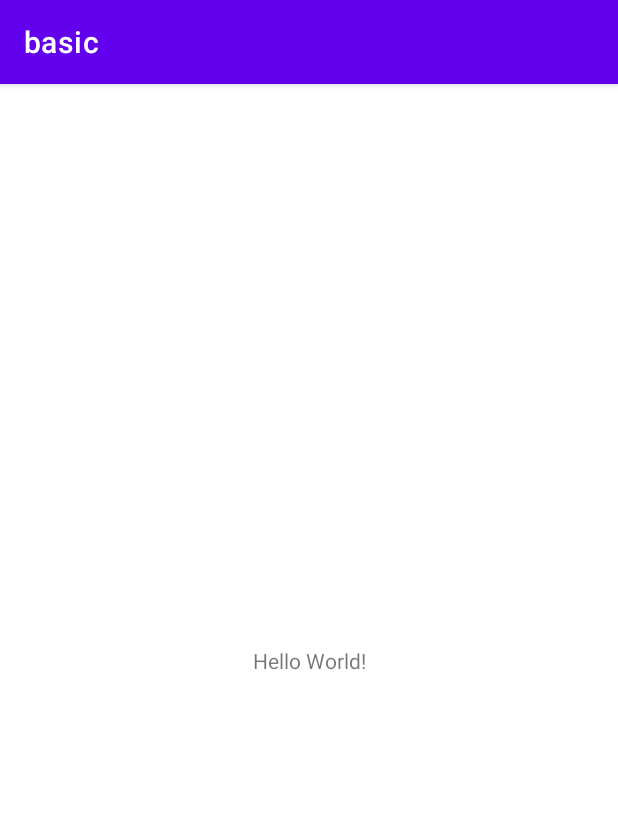
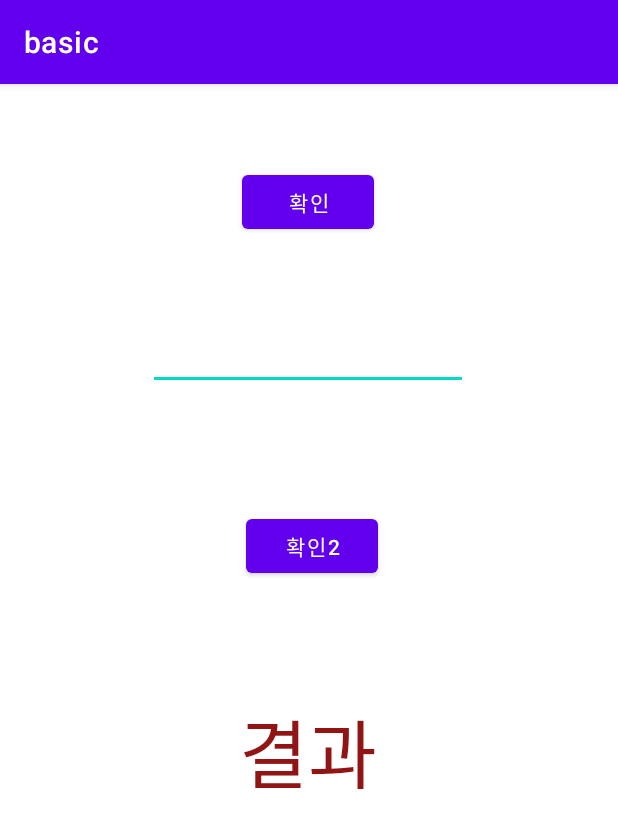
Before and after one commit to citobs/studykotlin, an Android app: the screen it shows after launch (MainActivity), on a phone screen of 412 x 824 dp. Shown: the top 828 px of the screen. Run offline under Robolectric (Android 15) with nearby library versions, the phone set to English and light mode, and no system bars.

Commit message:
버튼 및 텍스트 입력테스트

```diff
--- a/app/build.gradle
+++ b/app/build.gradle
@@ -1,6 +1,7 @@
 plugins {
     id 'com.android.application'
     id 'org.jetbrains.kotlin.android'
+    id 'org.jetbrains.kotlin.android.extensions'
 }
 
 android {
--- a/app/src/main/java/org/techtown/basic/MainActivity.kt
+++ b/app/src/main/java/org/techtown/basic/MainActivity.kt
@@ -1,11 +1,27 @@
 package org.techtown.basic
 
+import android.os.Bundle
+import android.widget.Toast
 import androidx.appcompat.app.AppCompatActivity
-import android.os.Bundle
+import kotlinx.android.synthetic.main.activity_main.*
 
 class MainActivity : AppCompatActivity() {
     override fun onCreate(savedInstanceState: Bundle?) {
         super.onCreate(savedInstanceState)
         setContentView(R.layout.activity_main)
+
+
+        //버튼을 눌렀을 때 동작(텍스트 출력)
+        button.setOnClickListener {
+            Toast.makeText(applicationContext,"버튼이 눌렸어요",Toast.LENGTH_SHORT).show()
+        }
+
+        button2.setOnClickListener {
+            //사용자가 입력한 글자가 있다면 그 글자를 가져와라.
+            val input1 = input1.text.toString()
+            output1.text = "결과 : $input1"
+        }
+
+
     }
 }
--- a/app/src/main/res/layout/activity_main.xml
+++ b/app/src/main/res/layout/activity_main.xml
@@ -6,13 +6,51 @@
     android:layout_height="match_parent"
     tools:context=".MainActivity">
 
-    <TextView
+    <Button
+        android:id="@+id/button"
         android:layout_width="wrap_content"
         android:layout_height="wrap_content"
-        android:text="Hello World!"
+        android:text="확인"
         app:layout_constraintBottom_toBottomOf="parent"
         app:layout_constraintEnd_toEndOf="parent"
+        app:layout_constraintHorizontal_bias="0.498"
         app:layout_constraintStart_toStartOf="parent"
-        app:layout_constraintTop_toTopOf="parent" />
+        app:layout_constraintTop_toTopOf="parent"
+        app:layout_constraintVertical_bias="0.076" />
 
+    <EditText
+        android:id="@+id/input1"
+        android:layout_width="wrap_content"
+        android:layout_height="wrap_content"
+        android:layout_marginTop="56dp"
+        android:ems="10"
+        android:inputType="textPersonName"
+        app:layout_constraintEnd_toEndOf="parent"
+        app:layout_constraintHorizontal_bias="0.497"
+        app:layout_constraintStart_toStartOf="parent"
+        app:layout_constraintTop_toBottomOf="@+id/button" />
+
+    <Button
+        android:id="@+id/button2"
+        android:layout_width="wrap_content"
+        android:layout_height="wrap_content"
+        android:layout_marginTop="80dp"
+        android:text="확인2"
+        app:layout_constraintEnd_toEndOf="parent"
+        app:layout_constraintHorizontal_bias="0.507"
+        app:layout_constraintStart_toStartOf="parent"
+        app:layout_constraintTop_toBottomOf="@+id/input1" />
+
+    <TextView
+        android:id="@+id/output1"
+        android:layout_width="wrap_content"
+        android:layout_height="wrap_content"
+        android:layout_marginTop="76dp"
+        android:text="결과"
+        android:textColor="#911515"
+        android:textSize="50sp"
+        app:layout_constraintEnd_toEndOf="parent"
+        app:layout_constraintHorizontal_bias="0.498"
+        app:layout_constraintStart_toStartOf="parent"
+        app:layout_constraintTop_toBottomOf="@+id/button2" />
 </androidx.constraintlayout.widget.ConstraintLayout>
```
Also changed, not shown: 1 other file.
